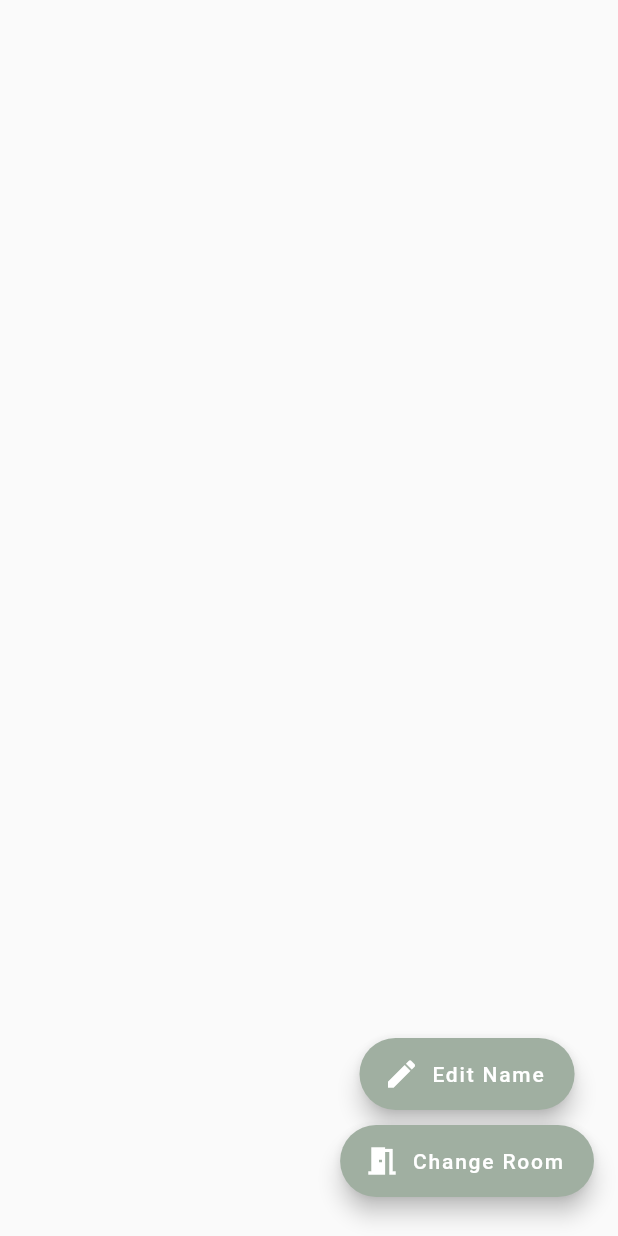
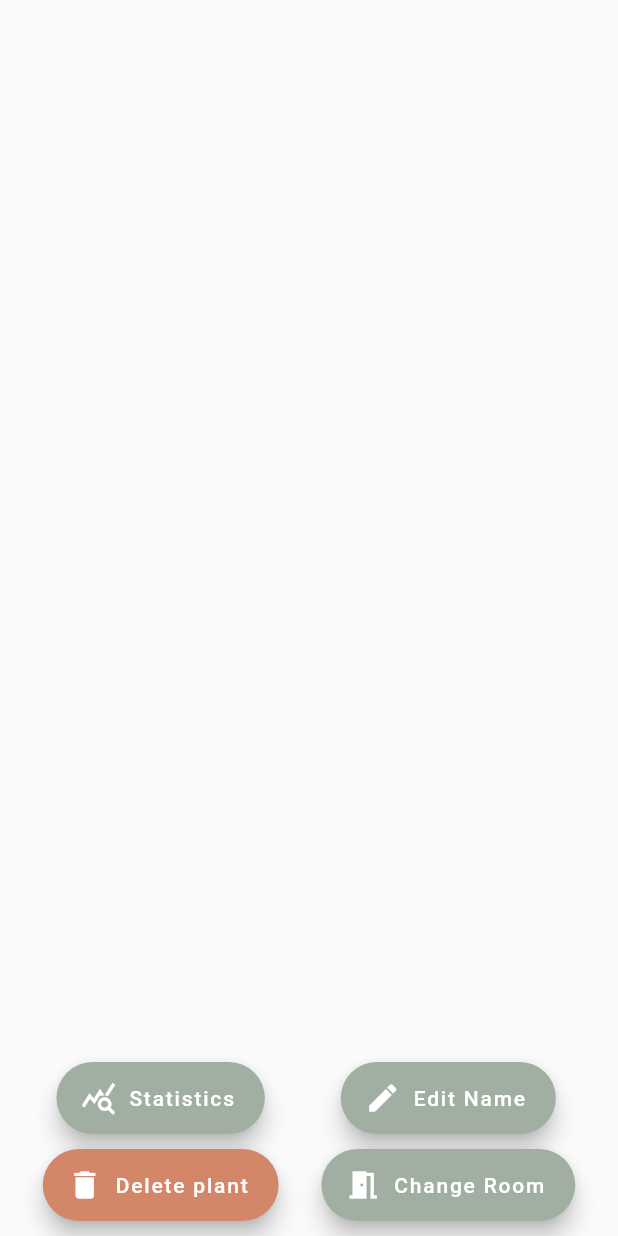
Before and after one commit to Adam1927/PlantStein, a Flutter app: the PotDetails screen opened directly with empty values, on a phone screen of 412 x 824 dp. Run offline on Flutter 3.47's test engine with Material 2 defaults, Android fonts, the phone set to English and light mode, and no system bars; our stand-ins replace fl_chart, flutter_dotenv, google_fonts; network calls fail.

Commit message:
Add statistics button and minor changes #24

```diff
--- a/frontend/lib/pot_details_page.dart
+++ b/frontend/lib/pot_details_page.dart
@@ -7,6 +7,7 @@ import 'package:flutter/src/widgets/framework.dart';
 import 'package:flutter_dotenv/flutter_dotenv.dart';
 import 'package:flutter/src/widgets/placeholder.dart';
 import 'package:google_fonts/google_fonts.dart';
+import 'package:plant_stein/statistics.dart';
 import 'plant_details.dart';
 import 'package:http/http.dart' as http;
 import 'package:plant_stein/plant_details.dart';
@@ -84,18 +85,6 @@ class _PotDetailsState extends State<PotDetails> {
                     centerTitle: true,
                     elevation: 0.0,
                     backgroundColor: const Color(0xFFEBEDEB),
-                      actions: [
-                        IconButton(
-                          icon: const Icon(Icons.delete),
-                          color: const Color.fromARGB(255, 208, 48, 48),
-                          tooltip: "Delete pot",
-                          onPressed: () async {
-                            final result = await showDeleteConfirmationDialog(
-                                context, widget.potId);
-                            if (result == true) Navigator.pop(context);
-                          },
-                        )
-                      ],
                   ),
                   Column(
                     children: [
@@ -104,8 +93,7 @@ class _PotDetailsState extends State<PotDetails> {
                         child: const Text('Soil Moisture'),
                       ),
                       Container(
-                          margin:
-                              const EdgeInsets.only(top: 10.0, bottom: 20.0),
+                        margin: const EdgeInsets.only(top: 10.0, bottom: 20.0),
                         height: 95.0,
                         width: 300.0,
                         padding: const EdgeInsets.all(10.0),
@@ -146,8 +134,7 @@ class _PotDetailsState extends State<PotDetails> {
                         child: const Text('Room Temperature'),
                       ),
                       Container(
-                          margin:
-                              const EdgeInsets.only(top: 10.0, bottom: 20.0),
+                        margin: const EdgeInsets.only(top: 10.0, bottom: 20.0),
                         height: 95.0,
                         width: 300.0,
                         padding: const EdgeInsets.all(10.0),
@@ -199,8 +186,7 @@ class _PotDetailsState extends State<PotDetails> {
                         child: const Text('Room Humidity'),
                       ),
                       Container(
-                          margin:
-                              const EdgeInsets.only(top: 10.0, bottom: 20.0),
+                        margin: const EdgeInsets.only(top: 10.0, bottom: 20.0),
                         height: 95.0,
                         width: 300.0,
                         padding: const EdgeInsets.all(10.0),
@@ -252,8 +238,7 @@ class _PotDetailsState extends State<PotDetails> {
                         child: const Text('Light'),
                       ),
                       Container(
-                          margin:
-                              const EdgeInsets.only(top: 10.0, bottom: 20.0),
+                        margin: const EdgeInsets.only(top: 10.0, bottom: 20.0),
                         height: 95.0,
                         width: 300.0,
                         padding: const EdgeInsets.all(10.0),
@@ -302,7 +287,43 @@ class _PotDetailsState extends State<PotDetails> {
               ),
             );
           }),
-        floatingActionButton: Column(
+      floatingActionButton: Row(
+        crossAxisAlignment: CrossAxisAlignment.end,
+        mainAxisAlignment: MainAxisAlignment.spaceEvenly,
+        children: [
+          Column(
+            mainAxisAlignment: MainAxisAlignment.end,
+            children: [
+              FloatingActionButton.extended(
+                onPressed: () async {
+                  Navigator.push(context,
+                      MaterialPageRoute(builder: (context) => Statistics()));
+                },
+                backgroundColor: const Color(0xFFA0AFA1),
+                label: const Text(
+                  "Statistics",
+                ),
+                icon: const Icon(Icons.query_stats),
+              ),
+              const SizedBox(
+                height: 10,
+              ),
+              FloatingActionButton.extended(
+                onPressed: () async {
+                  final result =
+                      await showDeleteConfirmationDialog(context, widget.potId);
+                  if (result == true) Navigator.pop(context);
+                },
+                backgroundColor: const Color(0xFFD38668),
+                label: const Text("Delete plant"),
+                icon: const Icon(Icons.delete),
+              ),
+              const SizedBox(
+                height: 10,
+              )
+            ],
+          ),
+          Column(
             mainAxisAlignment: MainAxisAlignment.end,
             children: [
               FloatingActionButton.extended(
@@ -328,7 +349,12 @@ class _PotDetailsState extends State<PotDetails> {
                 height: 10,
               )
             ],
-        ));
+          )
+        ],
+      ),
+      floatingActionButtonLocation: FloatingActionButtonLocation.centerDocked,
+      resizeToAvoidBottomInset: false,
+    );
   }
 }
 
```
Lines whose indentation alone changed are shown as unchanged.
